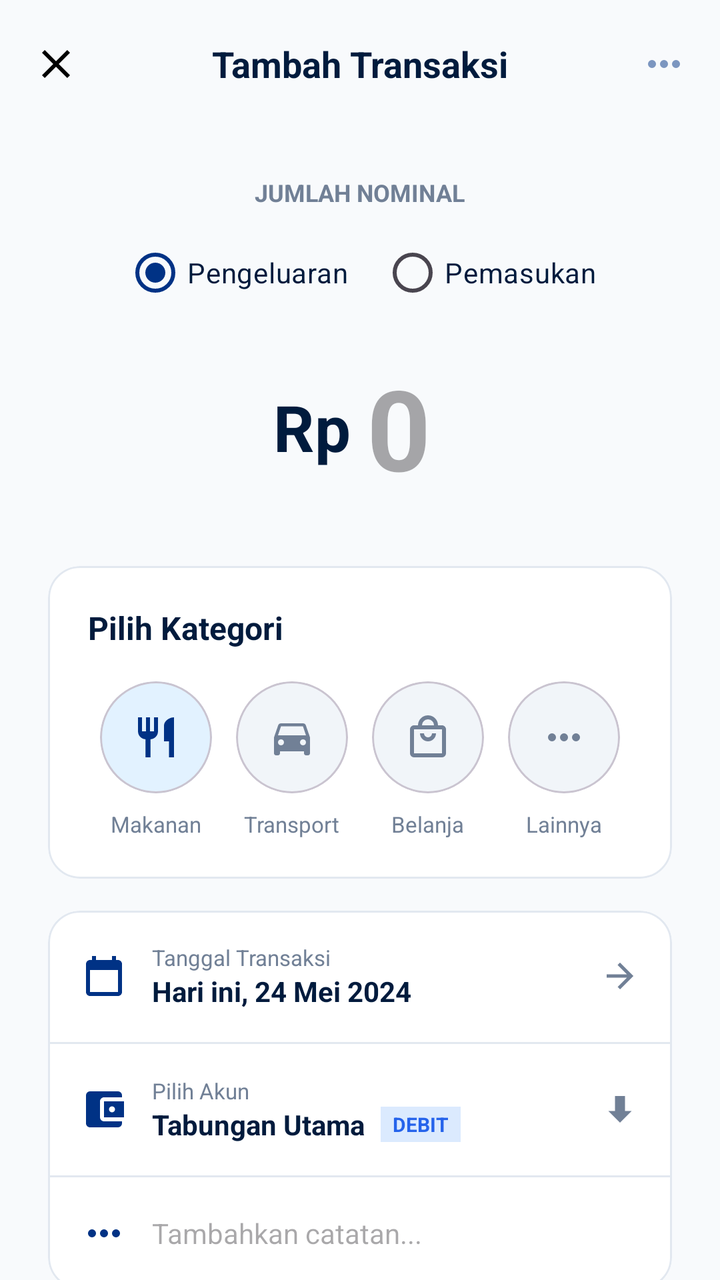
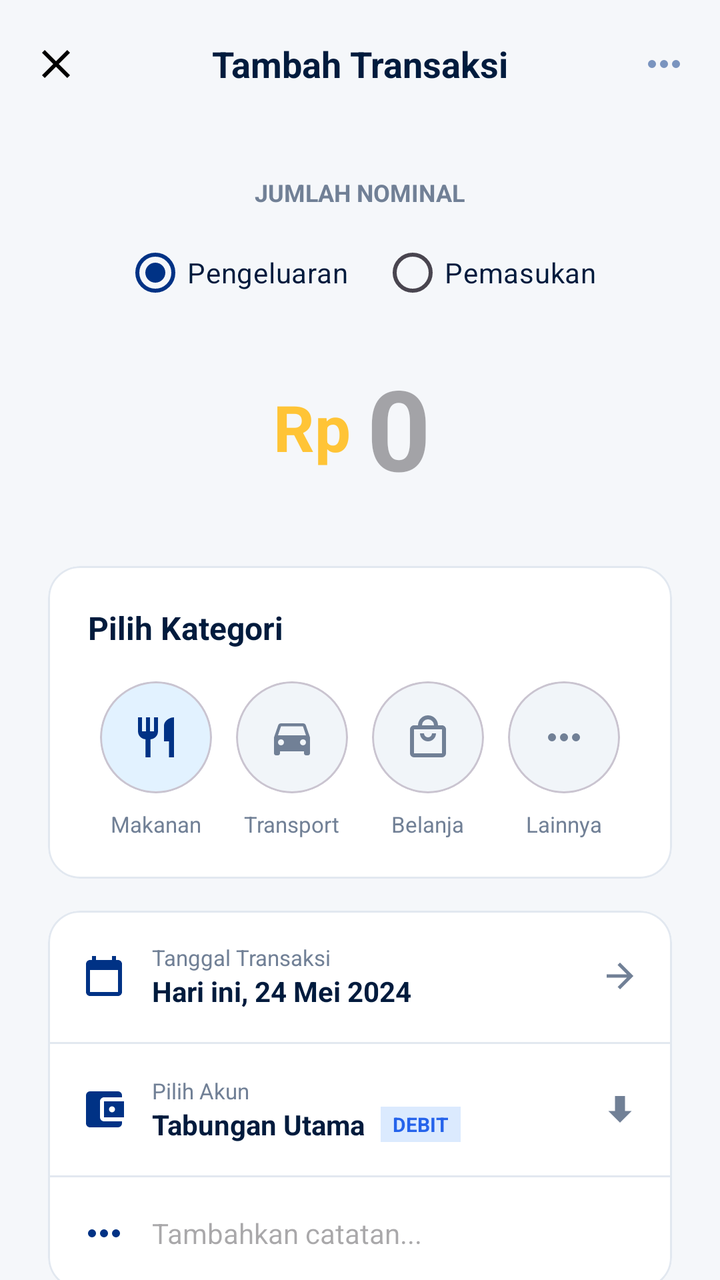

Compare the two renders of this Android layout. The source of the first and the diff that turns it into the second are given below.
<!-- AndroidManifest.xml: application theme Theme.Voca -->
<!-- res/layout/activity_add_transaction.xml -->
<?xml version="1.0" encoding="utf-8"?>
<androidx.coordinatorlayout.widget.CoordinatorLayout xmlns:android="http://schemas.android.com/apk/res/android"
    xmlns:app="http://schemas.android.com/apk/res-auto"
    android:layout_width="match_parent"
    android:layout_height="match_parent"
    android:background="#F8FAFC">

    <com.google.android.material.appbar.AppBarLayout
        android:layout_width="match_parent"
        android:layout_height="wrap_content"
        android:background="@android:color/transparent"
        app:elevation="0dp">

        <androidx.appcompat.widget.Toolbar
            android:id="@+id/toolbar"
            android:layout_width="match_parent"
            android:layout_height="?attr/actionBarSize"
            app:navigationIcon="@drawable/ic_close">

            <TextView
                android:layout_width="wrap_content"
                android:layout_height="wrap_content"
                android:layout_gravity="center"
                android:text="Tambah Transaksi"
                android:textColor="@color/voca_dark_blue"
                android:textSize="18sp"
                android:textStyle="bold" />

            <ImageView
                android:layout_width="24dp"
                android:layout_height="24dp"
                android:layout_gravity="end"
                android:layout_marginEnd="16dp"
                android:alpha="0.5"
                android:src="@drawable/ic_more" />
        </androidx.appcompat.widget.Toolbar>
    </com.google.android.material.appbar.AppBarLayout>

    <androidx.core.widget.NestedScrollView
        android:layout_width="match_parent"
        android:layout_height="match_parent"
        app:layout_behavior="@string/appbar_scrolling_view_behavior">

        <LinearLayout
            android:layout_width="match_parent"
            android:layout_height="wrap_content"
            android:orientation="vertical"
            android:padding="24dp">

            <TextView
                android:layout_width="wrap_content"
                android:layout_height="wrap_content"
                android:layout_gravity="center_horizontal"
                android:text="JUMLAH NOMINAL"
                android:textColor="@color/voca_text_gray"
                android:textSize="12sp"
                android:textStyle="bold" />

            <RadioGroup
                android:id="@+id/rgType"
                android:layout_width="wrap_content"
                android:layout_height="wrap_content"
                android:layout_gravity="center_horizontal"
                android:layout_marginTop="8dp"
                android:orientation="horizontal">

                <RadioButton
                    android:id="@+id/rbExpense"
                    android:layout_width="wrap_content"
                    android:layout_height="wrap_content"
                    android:checked="true"
                    android:text="Pengeluaran"
                    android:textColor="@color/voca_dark_blue" />

                <RadioButton
                    android:id="@+id/rbIncome"
                    android:layout_width="wrap_content"
                    android:layout_height="wrap_content"
                    android:layout_marginStart="16dp"
                    android:text="Pemasukan"
                    android:textColor="@color/voca_dark_blue" />
            </RadioGroup>

            <LinearLayout
                android:layout_width="wrap_content"
                android:layout_height="wrap_content"
                android:layout_gravity="center_horizontal"
                android:layout_marginTop="16dp"
                android:gravity="center_vertical"
                android:orientation="horizontal">

                <TextView
                    android:layout_width="wrap_content"
                    android:layout_height="wrap_content"
                    android:text="Rp"
                    android:textColor="@color/voca_dark_blue"
                    android:textSize="32sp"
                    android:textStyle="bold" />

                <EditText
                    android:id="@+id/etAmount"
                    android:layout_width="wrap_content"
                    android:layout_height="wrap_content"
                    android:layout_marginStart="8dp"
                    android:background="@null"
                    android:hint="0"
                    android:inputType="numberDecimal"
                    android:minWidth="40dp"
                    android:textColor="@color/voca_dark_blue"
                    android:textSize="56sp"
                    android:textStyle="bold" />
            </LinearLayout>

            
            <com.google.android.material.card.MaterialCardView
                android:layout_width="match_parent"
                android:layout_height="wrap_content"
                android:layout_marginTop="32dp"
                app:cardBackgroundColor="@color/white"
                app:cardCornerRadius="16dp"
                app:cardElevation="0dp"
                app:strokeColor="#E2E8F0"
                app:strokeWidth="1dp">

                <LinearLayout
                    android:layout_width="match_parent"
                    android:layout_height="wrap_content"
                    android:orientation="vertical"
                    android:padding="20dp">

                    <TextView
                        android:layout_width="wrap_content"
                        android:layout_height="wrap_content"
                        android:text="Pilih Kategori"
                        android:textColor="@color/voca_dark_blue"
                        android:textSize="16sp"
                        android:textStyle="bold" />

                    <LinearLayout
                        android:layout_width="match_parent"
                        android:layout_height="wrap_content"
                        android:layout_marginTop="16dp"
                        android:orientation="horizontal">

                        
                        <LinearLayout
                            android:id="@+id/catFood"
                            android:layout_width="0dp"
                            android:layout_height="wrap_content"
                            android:layout_weight="1"
                            android:gravity="center"
                            android:orientation="vertical">
                            <com.google.android.material.card.MaterialCardView
                                android:id="@+id/cardFood"
                                android:layout_width="56dp"
                                android:layout_height="56dp"
                                app:cardBackgroundColor="#E2F2FF"
                                app:cardCornerRadius="28dp"
                                app:cardElevation="0dp">
                                <ImageView
                                    android:layout_width="24dp"
                                    android:layout_height="24dp"
                                    android:layout_gravity="center"
                                    android:src="@drawable/ic_food"
                                    app:tint="@color/voca_primary_blue" />
                            </com.google.android.material.card.MaterialCardView>
                            <TextView
                                android:layout_width="wrap_content"
                                android:layout_height="wrap_content"
                                android:layout_marginTop="8dp"
                                android:text="Makanan"
                                android:textColor="@color/voca_text_gray"
                                android:textSize="11sp" />
                        </LinearLayout>

                        
                        <LinearLayout
                            android:id="@+id/catTransport"
                            android:layout_width="0dp"
                            android:layout_height="wrap_content"
                            android:layout_weight="1"
                            android:gravity="center"
                            android:orientation="vertical">
                            <com.google.android.material.card.MaterialCardView
                                android:id="@+id/cardTransport"
                                android:layout_width="56dp"
                                android:layout_height="56dp"
                                app:cardBackgroundColor="#F1F5F9"
                                app:cardCornerRadius="28dp"
                                app:cardElevation="0dp">
                                <ImageView
                                    android:layout_width="24dp"
                                    android:layout_height="24dp"
                                    android:layout_gravity="center"
                                    android:src="@drawable/ic_transport"
                                    app:tint="@color/voca_text_gray" />
                            </com.google.android.material.card.MaterialCardView>
                            <TextView
                                android:layout_width="wrap_content"
                                android:layout_height="wrap_content"
                                android:layout_marginTop="8dp"
                                android:text="Transport"
                                android:textColor="@color/voca_text_gray"
                                android:textSize="11sp" />
                        </LinearLayout>

                        
                        <LinearLayout
                            android:id="@+id/catShopping"
                            android:layout_width="0dp"
                            android:layout_height="wrap_content"
                            android:layout_weight="1"
                            android:gravity="center"
                            android:orientation="vertical">
                            <com.google.android.material.card.MaterialCardView
                                android:id="@+id/cardShopping"
                                android:layout_width="56dp"
                                android:layout_height="56dp"
                                app:cardBackgroundColor="#F1F5F9"
                                app:cardCornerRadius="28dp"
                                app:cardElevation="0dp">
                                <ImageView
                                    android:layout_width="24dp"
                                    android:layout_height="24dp"
                                    android:layout_gravity="center"
                                    android:src="@drawable/ic_shopping"
                                    app:tint="@color/voca_text_gray" />
                            </com.google.android.material.card.MaterialCardView>
                            <TextView
                                android:layout_width="wrap_content"
                                android:layout_height="wrap_content"
                                android:layout_marginTop="8dp"
                                android:text="Belanja"
                                android:textColor="@color/voca_text_gray"
                                android:textSize="11sp" />
                        </LinearLayout>

                        
                        <LinearLayout
                            android:id="@+id/catMore"
                            android:layout_width="0dp"
                            android:layout_height="wrap_content"
                            android:layout_weight="1"
                            android:gravity="center"
                            android:orientation="vertical">
                            <com.google.android.material.card.MaterialCardView
                                android:id="@+id/cardMore"
                                android:layout_width="56dp"
                                android:layout_height="56dp"
                                app:cardBackgroundColor="#F1F5F9"
                                app:cardCornerRadius="28dp"
                                app:cardElevation="0dp">
                                <ImageView
                                    android:layout_width="24dp"
                                    android:layout_height="24dp"
                                    android:layout_gravity="center"
                                    android:src="@drawable/ic_more"
                                    app:tint="@color/voca_text_gray" />
                            </com.google.android.material.card.MaterialCardView>
                            <TextView
                                android:layout_width="wrap_content"
                                android:layout_height="wrap_content"
                                android:layout_marginTop="8dp"
                                android:text="Lainnya"
                                android:textColor="@color/voca_text_gray"
                                android:textSize="11sp" />
                        </LinearLayout>

                    </LinearLayout>
                </LinearLayout>
            </com.google.android.material.card.MaterialCardView>

            
            <com.google.android.material.card.MaterialCardView
                android:layout_width="match_parent"
                android:layout_height="wrap_content"
                android:layout_marginTop="16dp"
                app:cardBackgroundColor="@color/white"
                app:cardCornerRadius="16dp"
                app:cardElevation="0dp"
                app:strokeColor="#E2E8F0"
                app:strokeWidth="1dp">

                <LinearLayout
                    android:layout_width="match_parent"
                    android:layout_height="wrap_content"
                    android:orientation="vertical"
                    android:divider="@drawable/divider"
                    android:showDividers="middle">

                    
                    <LinearLayout
                        android:id="@+id/btnSelectDate"
                        android:layout_width="match_parent"
                        android:layout_height="wrap_content"
                        android:background="?attr/selectableItemBackground"
                        android:clickable="true"
                        android:focusable="true"
                        android:gravity="center_vertical"
                        android:padding="16dp">
                        <ImageView
                            android:layout_width="24dp"
                            android:layout_height="24dp"
                            android:src="@drawable/ic_calendar"
                            app:tint="@color/voca_primary_blue" />
                        <LinearLayout
                            android:layout_width="0dp"
                            android:layout_height="wrap_content"
                            android:layout_marginStart="12dp"
                            android:layout_weight="1"
                            android:orientation="vertical">
                            <TextView
                                android:layout_width="wrap_content"
                                android:layout_height="wrap_content"
                                android:text="Tanggal Transaksi"
                                android:textColor="@color/voca_text_gray"
                                android:textSize="11sp" />
                            <TextView
                                android:id="@+id/tvDate"
                                android:layout_width="wrap_content"
                                android:layout_height="wrap_content"
                                android:text="Hari ini, 24 Mei 2024"
                                android:textColor="@color/voca_dark_blue"
                                android:textStyle="bold" />
                        </LinearLayout>
                        <ImageView
                            android:layout_width="20dp"
                            android:layout_height="20dp"
                            android:src="@drawable/ic_arrow_forward"
                            app:tint="@color/voca_text_gray" />
                    </LinearLayout>

                    
                    <LinearLayout
                        android:id="@+id/btnSelectAccount"
                        android:layout_width="match_parent"
                        android:layout_height="wrap_content"
                        android:background="?attr/selectableItemBackground"
                        android:clickable="true"
                        android:focusable="true"
                        android:gravity="center_vertical"
                        android:padding="16dp">
                        <ImageView
                            android:layout_width="24dp"
                            android:layout_height="24dp"
                            android:src="@drawable/ic_wallet"
                            app:tint="@color/voca_primary_blue" />
                        <LinearLayout
                            android:layout_width="0dp"
                            android:layout_height="wrap_content"
                            android:layout_marginStart="12dp"
                            android:layout_weight="1"
                            android:orientation="vertical">
                            <TextView
                                android:layout_width="wrap_content"
                                android:layout_height="wrap_content"
                                android:text="Pilih Akun"
                                android:textColor="@color/voca_text_gray"
                                android:textSize="11sp" />
                            <LinearLayout
                                android:layout_width="wrap_content"
                                android:layout_height="wrap_content"
                                android:gravity="center_vertical"
                                android:orientation="horizontal">
                                <TextView
                                    android:id="@+id/tvSelectedAccount"
                                    android:layout_width="wrap_content"
                                    android:layout_height="wrap_content"
                                    android:text="Tabungan Utama"
                                    android:textColor="@color/voca_dark_blue"
                                    android:textStyle="bold" />
                                <TextView
                                    android:layout_width="wrap_content"
                                    android:layout_height="wrap_content"
                                    android:layout_marginStart="8dp"
                                    android:background="#DBEAFE"
                                    android:paddingHorizontal="6dp"
                                    android:paddingVertical="2dp"
                                    android:text="DEBIT"
                                    android:textColor="#2563EB"
                                    android:textSize="10sp"
                                    android:textStyle="bold" />
                            </LinearLayout>
                        </LinearLayout>
                        <ImageView
                            android:layout_width="20dp"
                            android:layout_height="20dp"
                            android:src="@drawable/ic_arrow_down"
                            app:tint="@color/voca_text_gray" />
                    </LinearLayout>

                    
                    <LinearLayout
                        android:layout_width="match_parent"
                        android:layout_height="wrap_content"
                        android:gravity="center_vertical"
                        android:padding="16dp">
                        <ImageView
                            android:layout_width="24dp"
                            android:layout_height="24dp"
                            android:src="@drawable/ic_more"
                            app:tint="@color/voca_primary_blue" />
                        <EditText
                            android:id="@+id/etTitle"
                            android:layout_width="match_parent"
                            android:layout_height="wrap_content"
                            android:layout_marginStart="12dp"
                            android:background="@null"
                            android:hint="Tambahkan catatan..."
                            android:textColor="@color/voca_dark_blue"
                            android:textSize="14sp" />
                    </LinearLayout>
                </LinearLayout>
            </com.google.android.material.card.MaterialCardView>

            
            <com.google.android.material.card.MaterialCardView
                android:id="@+id/btnUploadReceipt"
                android:layout_width="match_parent"
                android:layout_height="wrap_content"
                android:layout_marginTop="16dp"
                android:clickable="true"
                android:focusable="true"
                android:foreground="?attr/selectableItemBackground"
                app:cardBackgroundColor="@color/white"
                app:cardCornerRadius="16dp"
                app:cardElevation="0dp"
                app:strokeColor="#CBD5E1"
                app:strokeWidth="1dp">

                <LinearLayout
                    android:layout_width="match_parent"
                    android:layout_height="wrap_content"
                    android:gravity="center"
                    android:orientation="vertical"
                    android:padding="20dp">

                    <ImageView
                        android:layout_width="32dp"
                        android:layout_height="32dp"
                        android:src="@drawable/ic_camera"
                        app:tint="@color/voca_text_gray" />

                    <TextView
                        android:layout_width="wrap_content"
                        android:layout_height="wrap_content"
                        android:layout_marginTop="8dp"
                        android:text="Unggah Struk (Opsional)"
                        android:textColor="@color/voca_text_gray"
                        android:textSize="12sp" />
                </LinearLayout>
            </com.google.android.material.card.MaterialCardView>

            <com.google.android.material.button.MaterialButton
                android:id="@+id/btnSave"
                android:layout_width="match_parent"
                android:layout_height="56dp"
                android:layout_marginTop="32dp"
                android:layout_marginBottom="16dp"
                android:backgroundTint="@color/voca_accent_yellow"
                android:text="Simpan Transaksi"
                android:textColor="@color/voca_dark_blue"
                android:textStyle="bold"
                app:cornerRadius="12dp"
                app:icon="@drawable/ic_verified"
                app:iconGravity="textStart"
                app:iconTint="@color/voca_dark_blue" />

            <View
                android:layout_width="match_parent"
                android:layout_height="32dp" />

        </LinearLayout>
    </androidx.core.widget.NestedScrollView>

</androidx.coordinatorlayout.widget.CoordinatorLayout>
<!-- resources referenced by this layout -->
<resources>
  <color name="voca_accent_yellow">#FFC436</color>
  <color name="voca_dark_blue">#001B3D</color>
  <color name="voca_primary_blue">#003285</color>
  <color name="voca_text_gray">#718096</color>
  <color name="white">#FFFFFFFF</color>
  <!-- drawable divider (drawable) -->
  <shape xmlns:android="http://schemas.android.com/apk/res/android">
      <size android:height="1dp" />
      <solid android:color="#E2E8F0" />
  </shape>
  <!-- drawable ic_arrow_down (drawable) -->
  <vector xmlns:android="http://schemas.android.com/apk/res/android"
      android:width="24dp"
      android:height="24dp"
      android:viewportWidth="24"
      android:viewportHeight="24">
      <path
          android:fillColor="@android:color/white"
          android:pathData="M19,13H15V4H9V13H5L12,20L19,13Z" />
  </vector>
  <!-- drawable ic_arrow_forward (drawable) -->
  <vector xmlns:android="http://schemas.android.com/apk/res/android"
      android:width="24dp"
      android:height="24dp"
      android:viewportWidth="24"
      android:viewportHeight="24">
      <path
          android:fillColor="@android:color/white"
          android:pathData="M12,4L10.59,5.41L16.17,11H4V13H16.17L10.59,18.59L12,20L20,12L12,4Z" />
  </vector>
  <!-- drawable ic_calendar (drawable) -->
  <vector xmlns:android="http://schemas.android.com/apk/res/android"
      android:width="24dp"
      android:height="24dp"
      android:viewportWidth="24"
      android:viewportHeight="24">
      <path
          android:fillColor="#000000"
          android:pathData="M19,4h-1V2h-2v2H8V2H6v2H5C3.89,4 3.01,4.9 3.01,6L3,20c0,1.1 0.89,2 2,2h14c1.1,0 2,-0.9 2,-2V6C21,4.9 20.1,4 19,4zM19,20H5V9h14V20z"/>
  </vector>
  <!-- drawable ic_close (drawable) -->
  <vector xmlns:android="http://schemas.android.com/apk/res/android"
      android:width="24dp"
      android:height="24dp"
      android:viewportWidth="24"
      android:viewportHeight="24">
      <path
          android:fillColor="#000000"
          android:pathData="M19,6.41L17.59,5,12,10.59,6.41,5,5,6.41,10.59,12,5,17.59,6.41,19,12,13.41,17.59,19,19,17.59,13.41,12z"/>
  </vector>
  <!-- drawable ic_food (drawable) -->
  <vector xmlns:android="http://schemas.android.com/apk/res/android"
      android:width="24dp"
      android:height="24dp"
      android:viewportWidth="24"
      android:viewportHeight="24">
      <path
          android:fillColor="#001B3D"
          android:pathData="M11,9H9V2H7V9H5V2H3V9C3,11.12 4.66,12.84 6.75,12.97V22H9.25V12.97C11.34,12.84 13,11.12 13,9V2H11V9M16,6V14H18.5V22H21V2C18.24,2 16,4.24 16,6Z" />
  </vector>
  <!-- drawable ic_more (drawable) -->
  <vector xmlns:android="http://schemas.android.com/apk/res/android"
      android:width="24dp"
      android:height="24dp"
      android:viewportWidth="24"
      android:viewportHeight="24">
      <path
          android:fillColor="#003285"
          android:pathData="M16,12A2,2 0,0 1,18,10A2,2 0,0 1,20,12A2,2 0,0 1,18,14A2,2 0,0 1,16,12M10,12A2,2 0,0 1,12,10A2,2 0,0 1,14,12A2,2 0,0 1,12,14A2,2 0,0 1,10,12M4,12A2,2 0,0 1,6,10A2,2 0,0 1,8,12A2,2 0,0 1,6,14A2,2 0,0 1,4,12Z" />
  </vector>
  <!-- drawable ic_wallet (drawable) -->
  <vector xmlns:android="http://schemas.android.com/apk/res/android"
      android:width="24dp"
      android:height="24dp"
      android:viewportWidth="24"
      android:viewportHeight="24">
      <path
          android:fillColor="@android:color/white"
          android:pathData="M21,18V19A2,2 0,0 1,19 21H5C3.89,21 3,20.1 3,19V5A2,2 0,0 1,5 3H19A2,2 0,0 1,21 5V6H12C10.89,6 10,6.9 10,8V16A2,2 0,0 0,12 18H21M12,16H22V8H12V16M16,13.5A1.5,1.5 0,1 1,17.5 12A1.5,1.5 0,0 1,16 13.5Z" />
  </vector>
  <style name="Theme.Voca" parent="Base.Theme.Voca" />
  <style name="Base.Theme.Voca" parent="Theme.Material3.DayNight.NoActionBar">
          
          <item name="colorPrimary">@color/blue_primary</item>
          <item name="colorSecondary">@color/yellow_accent</item>
          <item name="android:windowBackground">@color/white</item>
      </style>
  <color name="blue_primary">#003285</color>
  <color name="yellow_accent">#FFC436</color>
  <!-- unchanged entries left out for length: 4 -->
</resources>

<!-- the commit's change to res/layout/activity_add_transaction.xml (unified diff, before → after) -->
@@ -3,7 +3,7 @@
     xmlns:app="http://schemas.android.com/apk/res-auto"
     android:layout_width="match_parent"
     android:layout_height="match_parent"
-    android:background="#F8FAFC">
+    android:background="@color/voca_light_gray">
 
     <com.google.android.material.appbar.AppBarLayout
         android:layout_width="match_parent"
@@ -93,7 +93,7 @@
                     android:layout_width="wrap_content"
                     android:layout_height="wrap_content"
                     android:text="Rp"
-                    android:textColor="@color/voca_dark_blue"
+                    android:textColor="@color/voca_accent_yellow"
                     android:textSize="32sp"
                     android:textStyle="bold" />
 
@@ -106,7 +106,7 @@
                     android:hint="0"
                     android:inputType="numberDecimal"
                     android:minWidth="40dp"
-                    android:textColor="@color/voca_dark_blue"
+                    android:textColor="@color/voca_accent_yellow"
                     android:textSize="56sp"
                     android:textStyle="bold" />
             </LinearLayout>
@@ -436,18 +436,34 @@
                     android:padding="20dp">
 
                     <ImageView
-                        android:layout_width="32dp"
-                        android:layout_height="32dp"
-                        android:src="@drawable/ic_camera"
-                        app:tint="@color/voca_text_gray" />
-
-                    <TextView
+                        android:id="@+id/ivReceiptPreview"
+                        android:layout_width="match_parent"
+                        android:layout_height="wrap_content"
+                        android:adjustViewBounds="true"
+                        android:maxHeight="200dp"
+                        android:visibility="gone"
+                        android:scaleType="centerInside" />
+
+                    <LinearLayout
+                        android:id="@+id/layoutUploadPlaceholder"
                         android:layout_width="wrap_content"
                         android:layout_height="wrap_content"
-                        android:layout_marginTop="8dp"
-                        android:text="Unggah Struk (Opsional)"
-                        android:textColor="@color/voca_text_gray"
-                        android:textSize="12sp" />
+                        android:gravity="center"
+                        android:orientation="vertical">
+                        <ImageView
+                            android:layout_width="32dp"
+                            android:layout_height="32dp"
+                            android:src="@drawable/ic_camera"
+                            app:tint="@color/voca_text_gray" />
+
+                        <TextView
+                            android:layout_width="wrap_content"
+                            android:layout_height="wrap_content"
+                            android:layout_marginTop="8dp"
+                            android:text="Unggah Struk (Otomatis Scan)"
+                            android:textColor="@color/voca_text_gray"
+                            android:textSize="12sp" />
+                    </LinearLayout>
                 </LinearLayout>
             </com.google.android.material.card.MaterialCardView>
 
<!-- resource entries referenced after the edit -->
@@ -2,6 +2,7 @@
 <resources>
   <color name="voca_accent_yellow">#FFC436</color>
   <color name="voca_dark_blue">#001B3D</color>
+  <color name="voca_light_gray">#F5F7FA</color>
   <color name="voca_primary_blue">#003285</color>
   <color name="voca_text_gray">#718096</color>
   <color name="white">#FFFFFFFF</color>
